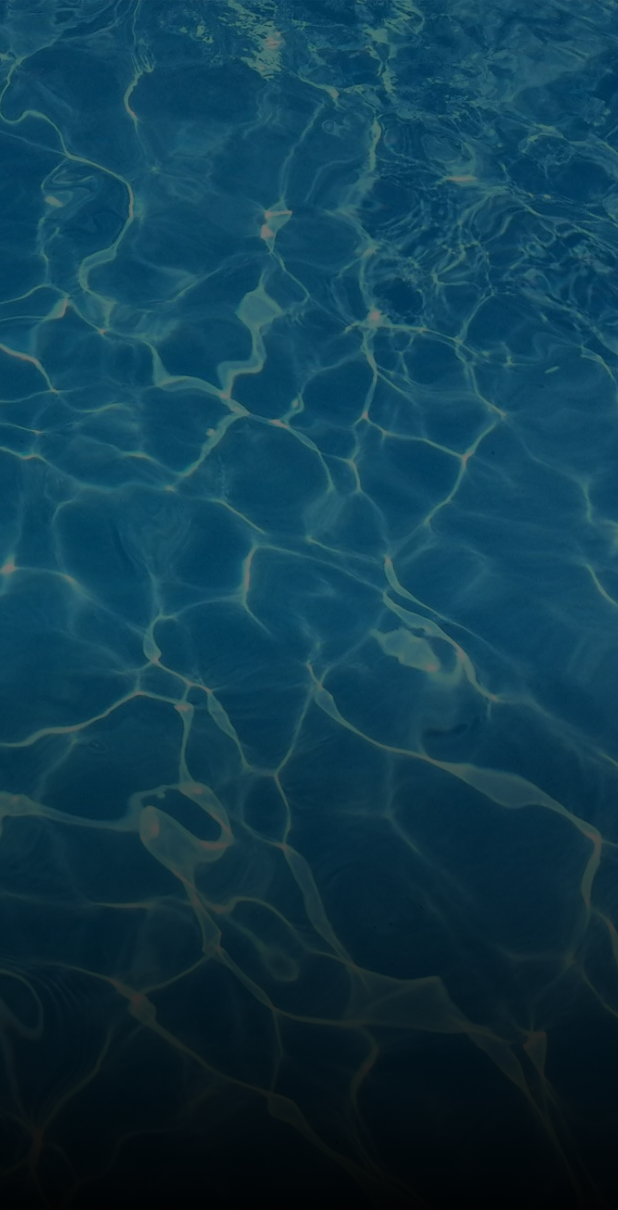
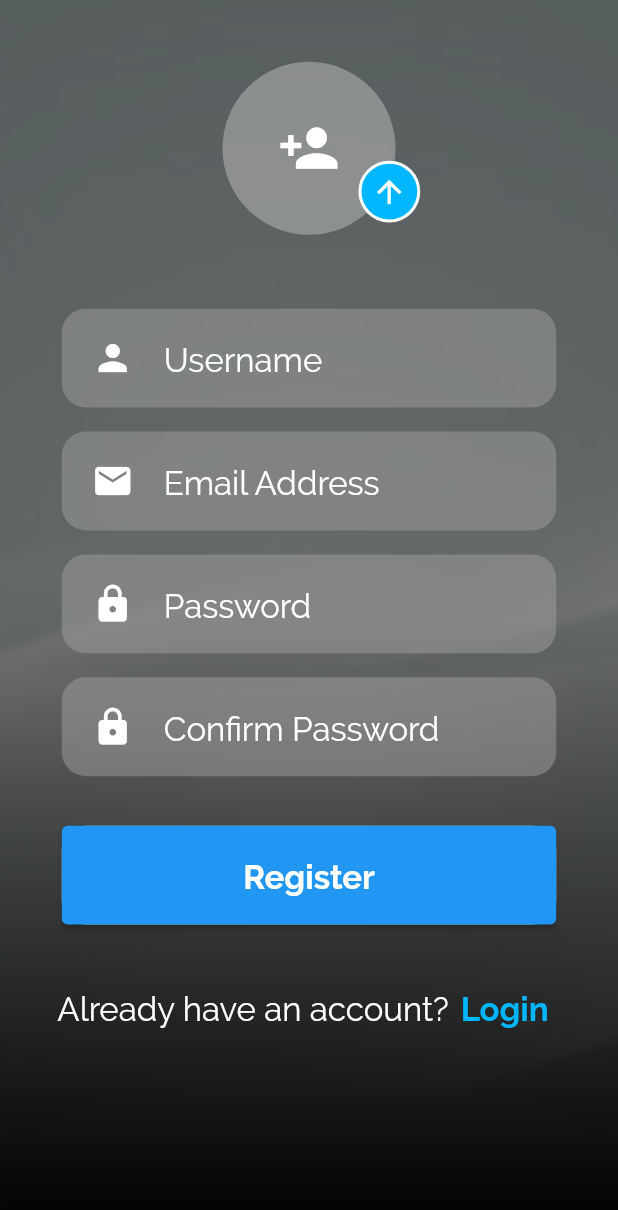
Before and after one commit to ngicolee/C300_DrowningDetection, a Flutter app: the screen it shows after launch, after a tap on "Registration", on a phone screen of 412 x 824 dp. Shown: the top 1210 px of the screen. Run offline on Flutter 3.47's test engine with Material 2 defaults, Android fonts, the phone set to English and light mode, and no system bars.

Commit message:
Updated Login and Registration Page V2

```diff
--- a/lib/colorpalette.dart
+++ b/lib/colorpalette.dart
@@ -1,7 +1,8 @@
 import 'package:c300drowningdetection/helpers/appcolors.dart';
 import 'package:flutter/material.dart';
 
-const TextStyle bodyText = TextStyle(fontSize: 22, color: Colors.white);
+const TextStyle bodyText =
+    TextStyle(fontSize: 22, color: Colors.white, height: 1.5);
 
 const Color mainColor = AppColors.MAIN_COLOR;
 const Color subColor = AppColors.SUB_COLOR;
--- a/lib/main.dart
+++ b/lib/main.dart
@@ -1,12 +1,23 @@
-
+import 'package:c300drowningdetection/pages/forgotpwpage.dart';
+import 'package:c300drowningdetection/pages/loginpage.dart';
 import 'package:flutter/material.dart';
 import 'package:c300drowningdetection/pages/splashpage.dart';
 import 'package:c300drowningdetection/pages/welcomepage.dart';
 
 void main() {
-  runApp(MaterialApp(
+  runApp(
+    MaterialApp(
       theme: ThemeData(fontFamily: 'Raleway'),
       debugShowCheckedModeBanner: false,
-      home: SplashPage(duration: 4, goToPage: WelcomePage())));
+      home: SplashPage(
+        duration: 4,
+        goToPage: WelcomePage(),
+      ),
+      routes: {
+        'Login': (context) => LoginPage(),
+        'ForgotPassword': (context) => ForgotPwPage(),
+      }
+    ),
+  );
 }
 // ignore: must_be_immutable
--- a/lib/pages/registrationpage.dart
+++ b/lib/pages/registrationpage.dart
@@ -1,27 +1,125 @@
-// ignore_for_file: use_key_in_widget_constructors, prefer_const_constructors
+// ignore_for_file: use_key_in_widget_constructors, prefer_const_constructors, prefer_const_literals_to_create_immutables
 
+import 'dart:ui';
+
+import 'package:c300drowningdetection/colorpalette.dart';
+import 'package:c300drowningdetection/pages/loginpage.dart';
+import 'package:c300drowningdetection/widgets/loginandregisterbackground.dart';
+import 'package:c300drowningdetection/widgets/loginusrinput.dart';
+import 'package:c300drowningdetection/widgets/registerbtn.dart';
 import 'package:flutter/material.dart';
 
 class RegistrationPage extends StatelessWidget {
   @override
   Widget build(BuildContext context) {
+    Size size = MediaQuery.of(context).size;
     return Stack(children: [
-      ShaderMask(
-        shaderCallback: (rect) => LinearGradient(
-          begin: Alignment.bottomCenter,
-          end: Alignment.center,
-          colors: const [Colors.black, Colors.transparent],
-        ).createShader(rect),
-        blendMode: BlendMode.darken,
-        child: Container(
-            decoration: BoxDecoration(
-          image: DecorationImage(
-            image: AssetImage('assets/imgs/Background.jpg'),
-            fit: BoxFit.cover,
-            colorFilter: ColorFilter.mode(Colors.black54, BlendMode.darken),
+      BackgroundImage(image: 'assets/imgs/LoginBackground.jpg'),
+      Scaffold(
+        backgroundColor: Colors.transparent,
+        body: SingleChildScrollView(
+          child: Column(
+            children: [
+              SizedBox(
+                height: size.width * 0.1,
+              ),
+              Stack(
+                children: [
+                  Center(
+                    child: BackdropFilter(
+                      filter: ImageFilter.blur(sigmaX: 3, sigmaY: 3),
+                      child: CircleAvatar(
+                        radius: size.width * 0.14,
+                        backgroundColor: Colors.grey[400]?.withOpacity(
+                          0.5,
+                        ),
+                        child: Icon(
+                          Icons.person_add,
+                          color: Colors.white,
+                          size: size.width * 0.1,
+                        ),
+                      ),
+                    ),
+                  ),
+                  Positioned(
+                    top: size.height * 0.08,
+                    left: size.width * 0.58,
+                    child: Container(
+                      height: size.width * 0.1,
+                      width: size.width * 0.1,
+                      decoration: BoxDecoration(
+                        color: mainColor,
+                        shape: BoxShape.circle,
+                        border: Border.all(color: Colors.white, width: 2),
+                      ),
+                      child: Icon(
+                        Icons.arrow_upward_sharp,
+                        color: Colors.white,
+                      ),
+                    ),
+                  ),
+                ],
+              ),
+              SizedBox(
+                height: size.width * 0.1,
+              ),
+              Column(
+                children: [
+                  UserInputField(
+                      inputIcon: Icons.person,
+                      inputField: 'Username',
+                      inputType: TextInputType.text,
+                      inputAction: TextInputAction.next),
+                  UserInputField(
+                      inputIcon: Icons.email,
+                      inputField: 'Email Address',
+                      inputType: TextInputType.emailAddress,
+                      inputAction: TextInputAction.next),
+                  UserInputField(
+                      inputIcon: Icons.lock,
+                      inputField: 'Password',
+                      inputType: TextInputType.visiblePassword,
+                      inputAction: TextInputAction.next),
+                  UserInputField(
+                      inputIcon: Icons.lock,
+                      inputField: 'Confirm Password',
+                      inputType: TextInputType.visiblePassword,
+                      inputAction: TextInputAction.done),
+                  SizedBox(
+                    height: 25,
+                  ),
+                  RegisterBtn(btnName: 'Register'),
+                  SizedBox(
+                    height: 30,
+                  ),
+                  Row(
+                    mainAxisAlignment: MainAxisAlignment.center,
+                    children: [
+                      Text('Already have an account?', style: bodyText),
+                      GestureDetector(
+                        onTap: () {
+                          Navigator.push(
+                              context,
+                              MaterialPageRoute(
+                                  builder: (context) => LoginPage()));
+                        },
+                        child: Padding(
+                          padding: const EdgeInsets.all(8.0),
+                          child: Text(
+                            'Login',
+                            style: bodyText.copyWith(
+                                color: mainColor, fontWeight: FontWeight.bold),
+                          ),
+                        ),
+                      ),
+                    ],
+                  ),
+                ],
+              ),
+            ],
           ),
-        )),
-      )
+        ),
+      ),
     ]);
   }
 }
--- /dev/null
+++ b/lib/widgets/loginandregisterbackground.dart
@@ -0,0 +1,30 @@
+import 'package:flutter/material.dart';
+
+class BackgroundImage extends StatelessWidget {
+  const BackgroundImage({
+    Key? key,
+    required this.image,
+  }) : super(key: key);
+
+  final String image;
+
+  @override
+  Widget build(BuildContext context) {
+    return ShaderMask(
+      shaderCallback: (rect) => const LinearGradient(
+        begin: Alignment.bottomCenter,
+        end: Alignment.center,
+        colors: [Colors.black, Colors.transparent],
+      ).createShader(rect),
+      blendMode: BlendMode.darken,
+      child: Container(
+          decoration: BoxDecoration(
+        image: DecorationImage(
+          image: AssetImage(image),
+          fit: BoxFit.cover,
+          colorFilter: const ColorFilter.mode(Colors.black54, BlendMode.darken),
+        ),
+      )),
+    );
+  }
+}
--- /dev/null
+++ b/lib/widgets/loginusrinput.dart
@@ -0,0 +1,51 @@
+import 'package:c300drowningdetection/colorpalette.dart';
+import 'package:flutter/material.dart';
+
+class UserInputField extends StatelessWidget {
+  const UserInputField({
+    Key? key,
+    required this.inputIcon,
+    required this.inputField,
+    required this.inputType,
+    required this.inputAction,
+  }) : super(key: key);
+  final IconData inputIcon;
+  final String inputField;
+  final TextInputType inputType;
+  final TextInputAction inputAction;
+
+  @override
+  Widget build(BuildContext context) {
+    Size size = MediaQuery.of(context).size;
+    return Padding(
+      padding: const EdgeInsets.symmetric(vertical: 8.0),
+      child: Container(
+          height: size.height * 0.08,
+          width: size.width * 0.8,
+          decoration: BoxDecoration(
+            color: Colors.grey[500]?.withOpacity(0.5),
+            borderRadius: BorderRadius.circular(16),
+          ),
+          child: Center(
+            child: TextField(
+              decoration: InputDecoration(
+                border: InputBorder.none,
+                hintText: inputField,
+                hintStyle: bodyText,
+                prefixIcon: Padding(
+                  padding: const EdgeInsets.symmetric(horizontal: 20.0),
+                  child: Icon(
+                    inputIcon,
+                    size: 28,
+                    color: Colors.white,
+                  ),
+                ),
+              ),
+              style: bodyText,
+              keyboardType: inputType,
+              textInputAction: inputAction,
+            ),
+          )),
+    );
+  }
+}
--- /dev/null
+++ b/lib/widgets/loginwidgets.dart
@@ -0,0 +1,4 @@
+export 'loginbtn.dart';
+export 'loginusrinput.dart';
+export 'loginusrpw.dart';
+// export 'backgroundimg.dart';
--- /dev/null
+++ b/lib/widgets/registerbtn.dart
@@ -0,0 +1,29 @@
+import 'package:c300drowningdetection/colorpalette.dart';
+import 'package:flutter/material.dart';
+
+class RegisterBtn extends StatelessWidget {
+  const RegisterBtn({
+    Key? key,
+    required this.btnName,
+  }) : super(key: key);
+
+  final String btnName;
+
+  @override
+  Widget build(BuildContext context) {
+    Size spaceSize = MediaQuery.of(context).size;
+    return Container(
+      height: spaceSize.height * 0.08,
+      width: spaceSize.width * 0.8,
+      decoration: BoxDecoration(
+          borderRadius: BorderRadius.circular(16), color: Colors.white),
+      child: ElevatedButton(
+        onPressed: () {},
+        child: Text(
+          btnName,
+          style: bodyText.copyWith(fontWeight: FontWeight.bold),
+        ),
+      ),
+    );
+  }
+}
```
Also changed, not shown: lib/pages/forgotpwpage.dart (added, +69 -0 lines), lib/pages/loginpage.dart (+59 -26 lines), lib/pages/welcomepage.dart (+16 -6 lines), lib/widgets/forgotusrbtn.dart (added, +29 -0 lines), lib/widgets/loginbtn.dart (added, +29 -0 lines), lib/widgets/loginusrpw.dart (added, +53 -0 lines), assets/imgs/LoginBackground.jpg (added).
